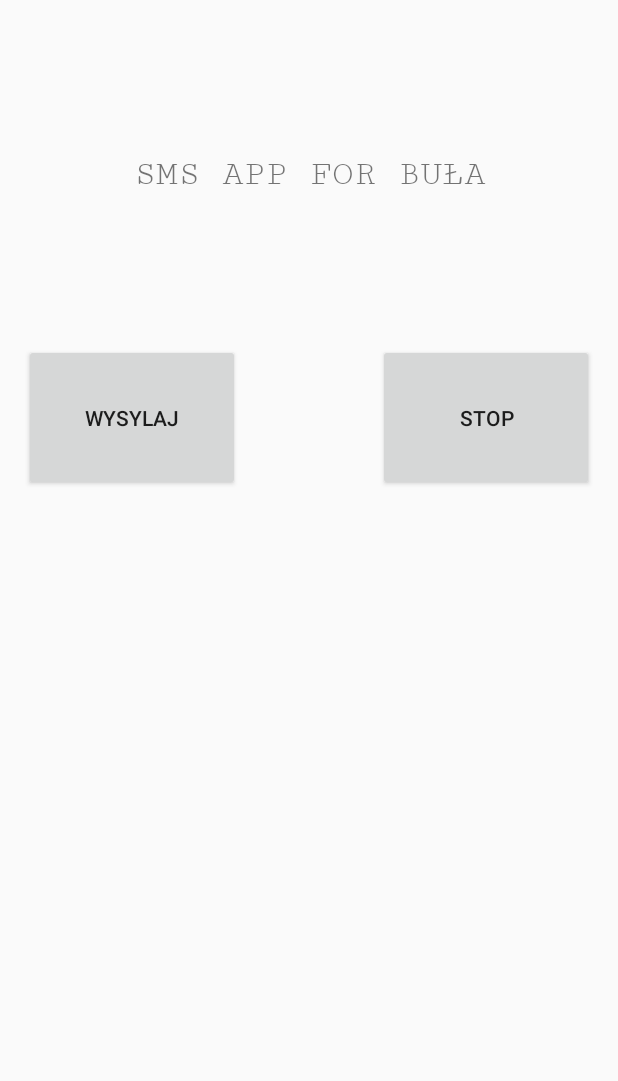
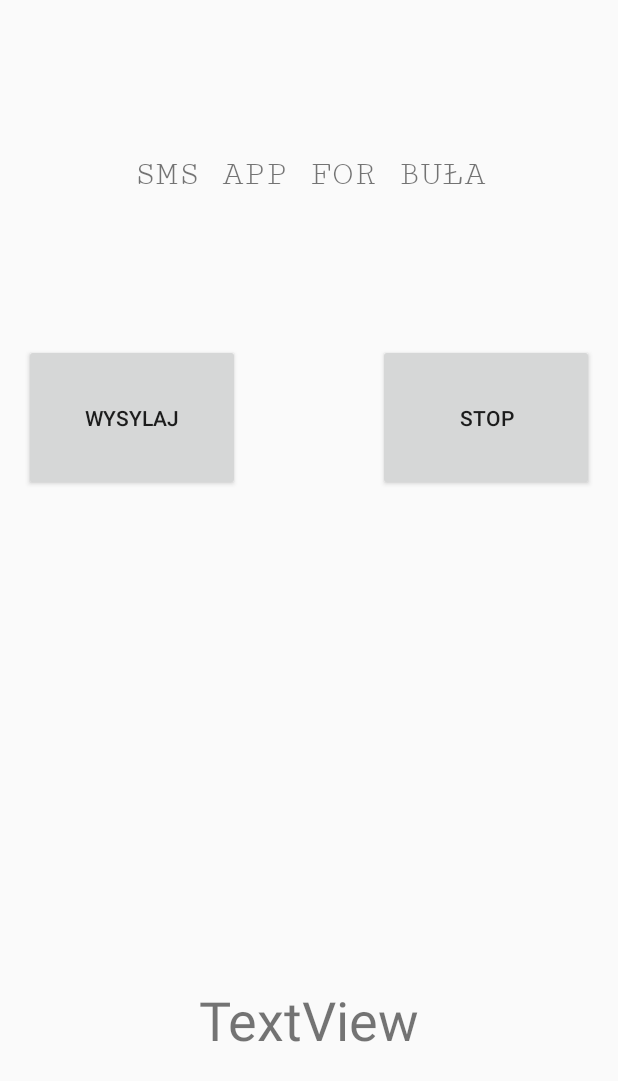
Before and after one commit to Rutherfrodo/SMS_Aplikacja, an Android app: the screen it shows after launch (MainActivity), on a phone screen of 412 x 824 dp. Shown: the top 1081 px of the screen. Run offline under Robolectric (Android 15) with nearby library versions, the phone set to English and light mode, and no system bars.

Commit message:
Crete Update

```diff
--- a/app/build.gradle
+++ b/app/build.gradle
@@ -26,4 +26,5 @@ dependencies {
     androidTestImplementation 'com.android.support.test:runner:1.0.1'
     androidTestImplementation 'com.android.support.test.espresso:espresso-core:3.0.1'
     implementation 'com.android.support:recyclerview-v7:27.1.1'
+    implementation 'org.jetbrains:annotations-java5:15.0'
 }
--- a/app/src/main/java/com/example/frodo/sms/MainActivity.java
+++ b/app/src/main/java/com/example/frodo/sms/MainActivity.java
@@ -17,6 +17,7 @@ public class MainActivity extends AppCompatActivity {
     TextView mTextView;
     Button mButtonStart;
     Button mButtonStop;
+    TextView mCzasView;
    // GregorianCalendar calendar = new GregorianCalendar();
    // int Godzina = calendar.get(Calendar.HOUR_OF_DAY);
    // int Minuta = calendar.get(Calendar.MINUTE);
@@ -28,6 +29,8 @@ public class MainActivity extends AppCompatActivity {
         mTextView = (TextView) findViewById(R.id.text);
         mButtonStart = (Button) findViewById(R.id.button);
         mButtonStop = (Button) findViewById(R.id.button2);
+        mCzasView = (TextView) findViewById(R.id.textView);
+       // final MyService text = new MyService();
 
         if (checkSelfPermission(Manifest.permission.SEND_SMS)
                 == PackageManager.PERMISSION_DENIED) {
@@ -39,7 +42,7 @@ public class MainActivity extends AppCompatActivity {
             @Override
             public void onClick(View v) {
                 startMyService();
-
+               // mCzasView.setText(text.PanelGodziny());
             }
         });
 
@@ -47,6 +50,7 @@ public class MainActivity extends AppCompatActivity {
             @Override
             public void onClick(View v) {
                 stopMyService();
+
             }
         });
 
@@ -54,6 +58,7 @@ public class MainActivity extends AppCompatActivity {
     private void startMyService() {
         Intent serviceIntent = new Intent(this, MyService.class);
         startService(serviceIntent);
+
     }
 
     private void stopMyService() {
--- a/app/src/main/res/layout/activity_main.xml
+++ b/app/src/main/res/layout/activity_main.xml
@@ -41,4 +41,17 @@
         app:layout_constraintEnd_toEndOf="parent"
         app:layout_constraintTop_toBottomOf="@+id/text" />
 
+    <TextView
+        android:id="@+id/textView"
+        android:layout_width="wrap_content"
+        android:layout_height="wrap_content"
+        android:layout_marginBottom="120dp"
+        android:layout_marginEnd="8dp"
+        android:layout_marginStart="8dp"
+        android:text="TextView"
+        android:textSize="36sp"
+        app:layout_constraintBottom_toBottomOf="parent"
+        app:layout_constraintEnd_toStartOf="@+id/button2"
+        app:layout_constraintStart_toEndOf="@+id/button" />
+
 </android.support.constraint.ConstraintLayout>
```
Also changed, not shown: app/src/main/java/com/example/frodo/sms/MyService.java (+27 -9 lines).
